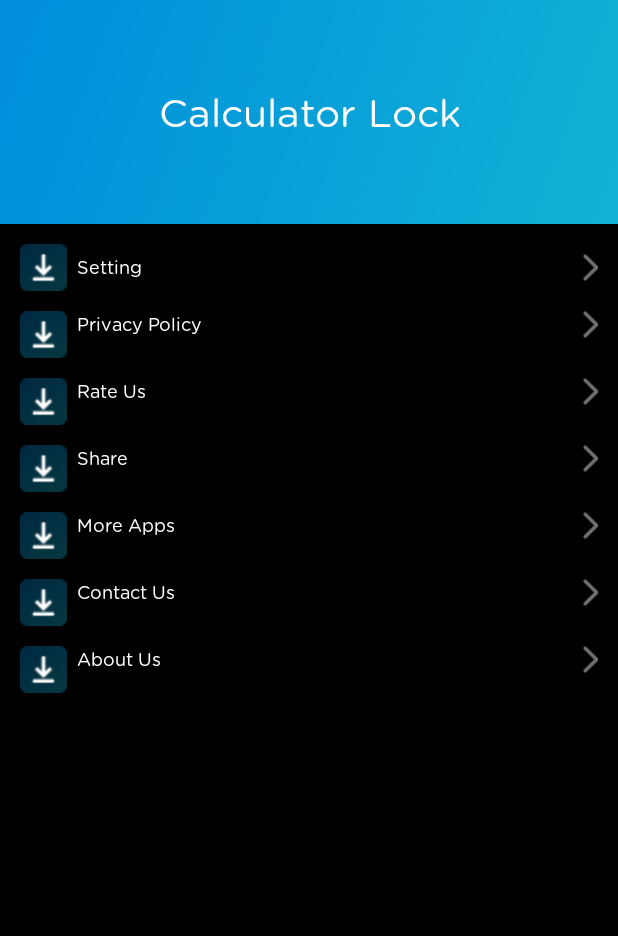
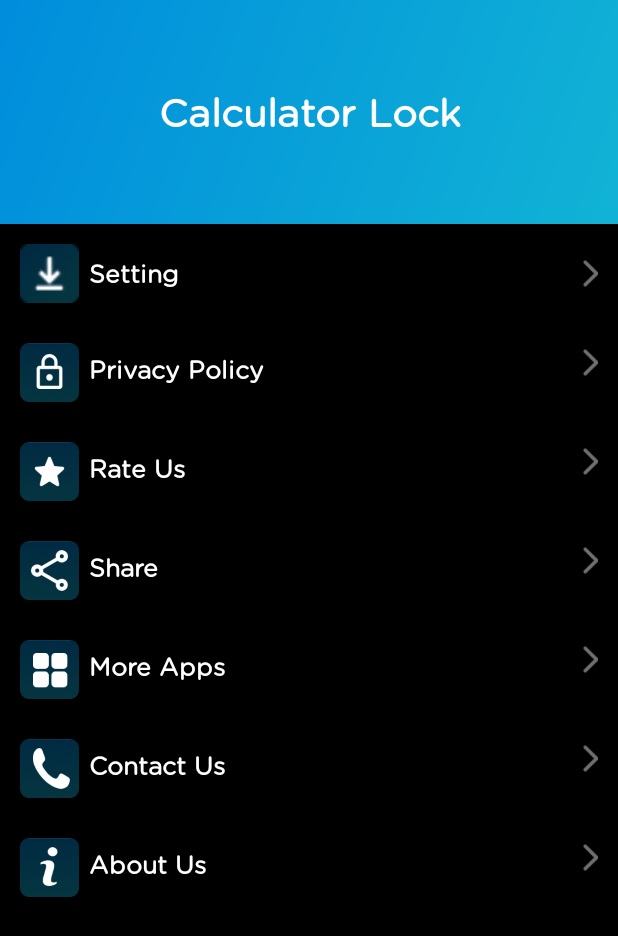
Before and after one commit to princeparmar0123/gallerylock, an Android app: the layout nav_header_drawer.xml on its own in the app's theme, with its tools: preview values and no code run, on a phone screen of 412 x 824 dp. Shown: the top 936 px of the screen. Run offline under Robolectric (Android 15) with nearby library versions, the phone set to English and light mode, and no system bars.

Commit message:
Bug Fixes

```diff
--- a/app/src/main/java/com/calculator/vault/lock/hide/photo/video/common/utils/DummyClass.kt
+++ b/app/src/main/java/com/calculator/vault/lock/hide/photo/video/common/utils/DummyClass.kt
@@ -16,8 +16,7 @@ class DummyClass {
             HomeTask(R.drawable.contact_2x,"Contact"),
             HomeTask(R.drawable.recycle_bin_2x,"Recycle Bin"),
             HomeTask(R.drawable.password_new_2x,"Password"),
-            HomeTask(R.drawable.msg_2x,"Message"),
-            HomeTask(R.drawable.doc_2x,"Documents"),
+//            HomeTask(R.drawable.doc_2x,"Documents"),
 
           )
 
--- a/app/src/main/java/com/calculator/vault/lock/hide/photo/video/ui/recoveryQuestion/RecoveryQuestionActivity.kt
+++ b/app/src/main/java/com/calculator/vault/lock/hide/photo/video/ui/recoveryQuestion/RecoveryQuestionActivity.kt
@@ -5,6 +5,7 @@ import android.os.Bundle
 import android.view.View
 import android.widget.ArrayAdapter
 import android.widget.Toast
+import com.calculator.vault.lock.hide.photo.video.DrawerActivity
 import com.calculator.vault.lock.hide.photo.video.R
 import com.calculator.vault.lock.hide.photo.video.common.base.BaseActivity
 import com.calculator.vault.lock.hide.photo.video.common.utils.Constant
@@ -71,7 +72,7 @@ class RecoveryQuestionActivity : BaseActivity<ActivityRecoveryQuestionBinding>(R
                         pref.question=true
                         pref.setQuestion = binding.spinnerQuestion.selectedItemPosition ?:0
                         pref.setAnswer = binding.questionAns.text.toString().trim{ it <= ' '}
-                        val intent = Intent(this, HomeActivity::class.java)
+                        val intent = Intent(this, DrawerActivity::class.java)
                         startActivity(intent)
                         finish()
                     } else {
--- a/app/src/main/res/layout/nav_header_drawer.xml
+++ b/app/src/main/res/layout/nav_header_drawer.xml
@@ -19,6 +19,7 @@
             android:textColor="@color/White"
             android:gravity="center"
             android:textSize="@dimen/_20sdp"
+            android:textStyle="bold"
             android:layout_width="match_parent"
             android:layout_height="wrap_content"
             android:text="@string/nav_header_title"
@@ -40,8 +41,8 @@
                 android:id="@+id/iv_down"
                 android:layout_alignParentLeft="true"
                 android:src="@drawable/download_i1"
-                android:layout_width="@dimen/_24sdp"
-                android:layout_height="@dimen/_24sdp"/>
+                android:layout_width="@dimen/_30sdp"
+                android:layout_height="@dimen/_30sdp"/>
 
             <ImageView
                 android:layout_centerVertical="true"
@@ -54,7 +55,8 @@
                 android:paddingLeft="@dimen/_5sdp"
                 android:layout_toRightOf="@id/iv_down"
                 android:layout_centerVertical="true"
-                android:textSize="@dimen/_9sdp"
+                android:textSize="@dimen/_13sdp"
+                android:textStyle="bold"
                 android:textColor="@color/White"
                 android:text="Setting"
                 android:layout_width="wrap_content"
@@ -62,6 +64,9 @@
 
         </RelativeLayout>
 
+        <View
+            android:layout_width="match_parent"
+            android:layout_height="@dimen/_10sdp"/>
         <RelativeLayout
             android:id="@+id/rl_policy"
             android:paddingTop="@dimen/_10sdp"
@@ -71,22 +76,24 @@
             <ImageView
                 android:id="@+id/iv_policy"
                 android:layout_alignParentLeft="true"
-                android:src="@drawable/download_i1"
-                android:layout_width="@dimen/_24sdp"
-                android:layout_height="@dimen/_24sdp"/>
+                android:src="@drawable/drawer_lock"
+                android:layout_width="@dimen/_30sdp"
+                android:layout_height="@dimen/_30sdp"/>
 
             <ImageView
                 android:layout_centerVertical="true"
                 android:layout_alignParentEnd="true"
                 android:src="@drawable/icon_next"
                 android:layout_width="@dimen/_8sdp"
+
                 android:layout_height="@dimen/_15sdp"/>
 
             <TextView
                 android:paddingLeft="@dimen/_5sdp"
                 android:layout_toRightOf="@id/iv_policy"
-                android:layout_centerVertical="true"
-                android:textSize="@dimen/_9sdp"
+                android:textSize="@dimen/_13sdp"
+                android:layout_marginTop="@dimen/_5sdp"
+                android:textStyle="bold"
                 android:textColor="@color/White"
                 android:text="Privacy Policy"
                 android:layout_width="wrap_content"
@@ -94,6 +101,9 @@
 
         </RelativeLayout>
 
+        <View
+            android:layout_width="match_parent"
+            android:layout_height="@dimen/_10sdp"/>
         <RelativeLayout
             android:id="@+id/rl_rate"
             android:paddingTop="@dimen/_10sdp"
@@ -103,9 +113,9 @@
             <ImageView
                 android:id="@+id/iv_rate"
                 android:layout_alignParentLeft="true"
-                android:src="@drawable/download_i1"
-                android:layout_width="@dimen/_24sdp"
-                android:layout_height="@dimen/_24sdp"/>
+                android:src="@drawable/drawer_rate"
+                android:layout_width="@dimen/_30sdp"
+                android:layout_height="@dimen/_30sdp"/>
 
             <ImageView
                 android:layout_centerVertical="true"
@@ -117,8 +127,9 @@
             <TextView
                 android:paddingLeft="@dimen/_5sdp"
                 android:layout_toRightOf="@id/iv_rate"
-                android:layout_centerVertical="true"
-                android:textSize="@dimen/_9sdp"
+                android:textStyle="bold"
+                android:layout_marginTop="@dimen/_5sdp"
+                android:textSize="@dimen/_13sdp"
                 android:textColor="@color/White"
                 android:text="Rate Us"
                 android:layout_width="wrap_content"
@@ -126,18 +137,23 @@
 
         </RelativeLayout>
 
+        <View
+            android:layout_width="match_parent"
+            android:layout_height="@dimen/_10sdp"/>
+
         <RelativeLayout
             android:id="@+id/rl_share"
             android:paddingTop="@dimen/_10sdp"
             android:layout_width="match_parent"
+
             android:layout_height="wrap_content">
 
             <ImageView
                 android:id="@+id/iv_share"
                 android:layout_alignParentLeft="true"
-                android:src="@drawable/download_i1"
-                android:layout_width="@dimen/_24sdp"
-                android:layout_height="@dimen/_24sdp"/>
+                android:src="@drawable/drawer_share"
+                android:layout_width="@dimen/_30sdp"
+                android:layout_height="@dimen/_30sdp"/>
 
             <ImageView
                 android:layout_centerVertical="true"
@@ -147,16 +163,21 @@
                 android:layout_height="@dimen/_15sdp"/>
 
             <TextView
+                android:layout_width="wrap_content"
+                android:layout_height="wrap_content"
+                android:layout_marginTop="@dimen/_5sdp"
+                android:layout_toRightOf="@id/iv_share"
                 android:paddingLeft="@dimen/_5sdp"
-                android:layout_toRightOf="@id/iv_share"
-                android:layout_centerVertical="true"
-                android:textSize="@dimen/_9sdp"
+                android:text="Share"
                 android:textColor="@color/White"
-                android:text="Share"
-                android:layout_width="wrap_content"
-                android:layout_height="wrap_content"/>
+                android:textSize="@dimen/_13sdp"
+                android:textStyle="bold" />
 
         </RelativeLayout>
+
+        <View
+            android:layout_width="match_parent"
+            android:layout_height="@dimen/_10sdp"/>
 
         <RelativeLayout
             android:id="@+id/rl_more"
@@ -167,9 +188,9 @@
             <ImageView
                 android:id="@+id/iv_more"
                 android:layout_alignParentLeft="true"
-                android:src="@drawable/download_i1"
-                android:layout_width="@dimen/_24sdp"
-                android:layout_height="@dimen/_24sdp"/>
+                android:src="@drawable/drawer_application"
+                android:layout_width="@dimen/_30sdp"
+                android:layout_height="@dimen/_30sdp"/>
 
             <ImageView
                 android:layout_centerVertical="true"
@@ -181,14 +202,19 @@
             <TextView
                 android:paddingLeft="@dimen/_5sdp"
                 android:layout_toRightOf="@id/iv_more"
-                android:layout_centerVertical="true"
-                android:textSize="@dimen/_9sdp"
+                android:textSize="@dimen/_13sdp"
                 android:textColor="@color/White"
+                android:textStyle="bold"
+                android:layout_marginTop="@dimen/_5sdp"
                 android:text="More Apps"
                 android:layout_width="wrap_content"
                 android:layout_height="wrap_content"/>
 
         </RelativeLayout>
+
+        <View
+            android:layout_width="match_parent"
+            android:layout_height="@dimen/_10sdp"/>
 
         <RelativeLayout
             android:id="@+id/rl_contact"
@@ -199,9 +225,9 @@
             <ImageView
                 android:id="@+id/iv_contact"
                 android:layout_alignParentLeft="true"
-                android:src="@drawable/download_i1"
-                android:layout_width="@dimen/_24sdp"
-                android:layout_height="@dimen/_24sdp"/>
+                android:src="@drawable/drawer_call"
+                android:layout_width="@dimen/_30sdp"
+                android:layout_height="@dimen/_30sdp"/>
 
             <ImageView
                 android:layout_centerVertical="true"
@@ -213,15 +239,20 @@
             <TextView
                 android:paddingLeft="@dimen/_5sdp"
                 android:layout_toRightOf="@id/iv_contact"
-                android:layout_centerVertical="true"
-                android:textSize="@dimen/_9sdp"
+                android:textSize="@dimen/_13sdp"
                 android:textColor="@color/White"
+                android:layout_marginTop="@dimen/_5sdp"
                 android:text="Contact Us"
+                android:textStyle="bold"
+
                 android:layout_width="wrap_content"
                 android:layout_height="wrap_content"/>
 
         </RelativeLayout>
 
+        <View
+            android:layout_width="match_parent"
+            android:layout_height="@dimen/_10sdp"/>
         <RelativeLayout
             android:id="@+id/rl_about"
             android:paddingTop="@dimen/_10sdp"
@@ -231,9 +262,9 @@
             <ImageView
                 android:id="@+id/iv_about"
                 android:layout_alignParentLeft="true"
-                android:src="@drawable/download_i1"
-                android:layout_width="@dimen/_24sdp"
-                android:layout_height="@dimen/_24sdp"/>
+                android:src="@drawable/drawer_info"
+                android:layout_width="@dimen/_30sdp"
+                android:layout_height="@dimen/_30sdp"/>
 
             <ImageView
                 android:layout_centerVertical="true"
@@ -245,11 +276,12 @@
             <TextView
                 android:paddingLeft="@dimen/_5sdp"
                 android:layout_toRightOf="@id/iv_about"
-                android:layout_centerVertical="true"
-                android:textSize="@dimen/_9sdp"
+                android:textSize="@dimen/_13sdp"
                 android:textColor="@color/White"
                 android:text="About Us"
+                android:layout_marginTop="@dimen/_5sdp"
                 android:layout_width="wrap_content"
+                android:textStyle="bold"
                 android:layout_height="wrap_content"/>
 
         </RelativeLayout>
```
Also changed, not shown: app/src/main/java/com/calculator/vault/lock/hide/photo/video/DrawerActivity.kt (+97 -0 lines), app/src/main/res/layout/activity_recovery_question.xml (+5 -3 lines), app/src/main/res/layout/app_bar_drawer.xml (+19 -5 lines), app/src/main/res/drawable/drawer_applicartion.png (added), app/src/main/res/drawable/drawer_application.png (added), app/src/main/res/drawable/drawer_call.png (added), app/src/main/res/drawable/drawer_download.png (added), app/src/main/res/drawable/drawer_icon.png (added), app/src/main/res/drawable/drawer_info.png (added), app/src/main/res/drawable/drawer_lock.png (added), app/src/main/res/drawable/drawer_rate.png (added), app/src/main/res/drawable/drawer_share.png (added), 1 other file.
